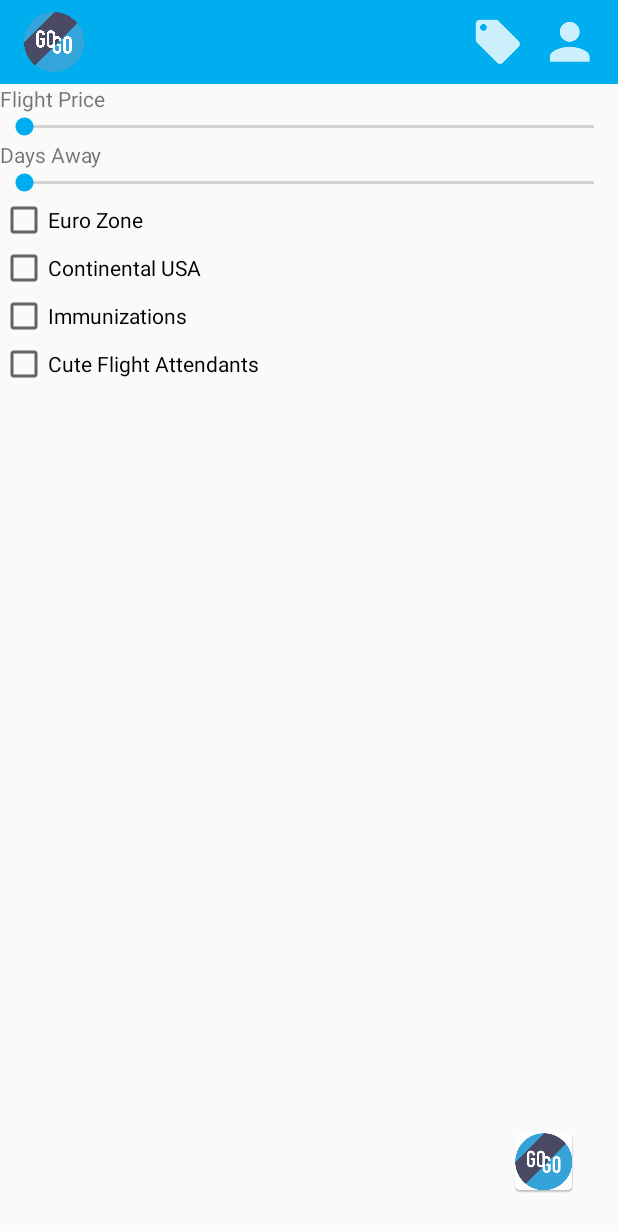
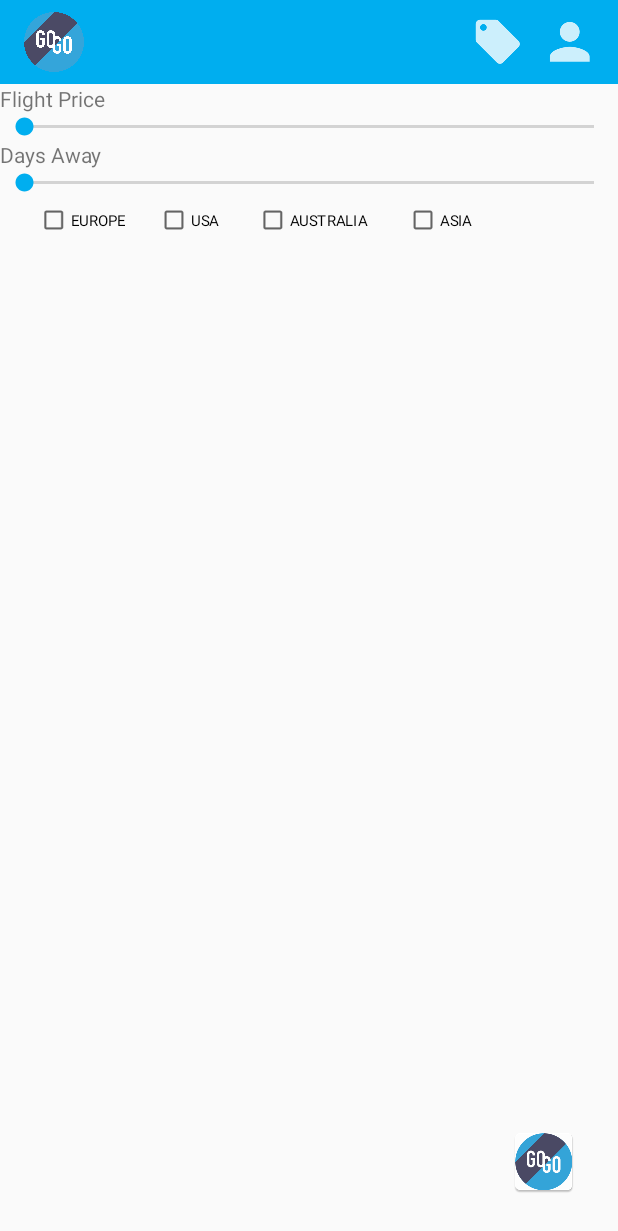
Before and after one commit to caetanopaulo/gogofly, an Android app: the screen it shows after launch (SetupActivity), on a phone screen of 412 x 824 dp. Shown: the top 1231 px of the screen. Run offline under Robolectric (Android 15) with nearby library versions, the phone set to English and light mode, and no system bars; our stand-ins replace Volley.

Commit message:
Checkboxes
Lining up.

```diff
--- a/app/src/main/res/layout/activity_setup.xml
+++ b/app/src/main/res/layout/activity_setup.xml
@@ -101,36 +101,46 @@
         android:layout_alignParentStart="true" >
 
         <CheckBox
-            android:text="@string/check_box_eurozone"
+            android:text="@string/check_box_europe"
             android:layout_width="wrap_content"
             android:layout_height="wrap_content"
-            android:layout_alignParentTop="true"
+            android:id="@+id/checkBox_eurozone"
+            android:scaleX="0.70"
+            android:scaleY="0.70"
             android:layout_alignParentStart="true"
-            android:id="@+id/checkBox_eurozone" />
+            android:layout_marginStart="@dimen/header_icon_half"/>
+
 
         <CheckBox
             android:text="@string/check_box_usa"
             android:layout_width="wrap_content"
             android:layout_height="wrap_content"
             android:id="@+id/checkBox_usa"
-            android:layout_below="@+id/checkBox_eurozone"
-            android:layout_alignParentStart="true" />
+            android:scaleX="0.70"
+            android:scaleY="0.70"
+            android:layout_alignParentTop="true"
+            android:layout_toEndOf="@+id/checkBox_eurozone" />
 
         <CheckBox
-            android:text="@string/check_box_immunization"
+            android:text="@string/check_box_australia"
+            android:layout_width="wrap_content"
+            android:layout_height="wrap_content"
+            android:id="@+id/checkBox_australia"
+            android:scaleX="0.70"
+            android:scaleY="0.70"
+            android:layout_alignParentTop="true"
+            android:layout_toEndOf="@+id/checkBox_usa" />
+
+        <CheckBox
+            android:text="@string/check_box_asia"
             android:layout_width="wrap_content"
             android:layout_height="wrap_content"
             android:id="@+id/checkBox_immunization"
-            android:layout_below="@+id/checkBox_usa"
-            android:layout_alignParentStart="true" />
+            android:scaleX="0.70"
+            android:scaleY="0.70"
+            android:layout_alignParentTop="true"
+            android:layout_toEndOf="@+id/checkBox_australia"/>
 
-        <CheckBox
-            android:text="@string/check_box_nice_attendants"
-            android:layout_width="wrap_content"
-            android:layout_height="wrap_content"
-            android:layout_below="@+id/checkBox_immunization"
-            android:layout_alignParentStart="true"
-            android:id="@+id/checkBox_attendants" />
 
     </RelativeLayout>
 
--- a/app/src/main/res/values/strings.xml
+++ b/app/src/main/res/values/strings.xml
@@ -9,10 +9,11 @@
     <string name="money_dollar">$ %s</string>
 
     <!-- Checkboxes -->
-    <string name="check_box_eurozone">Euro Zone</string>
-    <string name="check_box_usa">Continental USA</string>
-    <string name="check_box_immunization">Immunizations</string>
-    <string name="check_box_nice_attendants">Cute Flight Attendants</string>
+    <string name="check_box_europe">EUROPE</string>
+    <string name="check_box_usa">USA</string>
+    <string name="check_box_asia">ASIA</string>
+    <string name="check_box_australia">AUSTRALIA</string>
+
     <string name="title_activity_flight_overview">FlightOverviewActivity</string>
     <string name="title_activity_flight_view">FlightViewActivity</string>
     <string name="title_activity_buy_flight">BuyFlightActivity</string>
```
